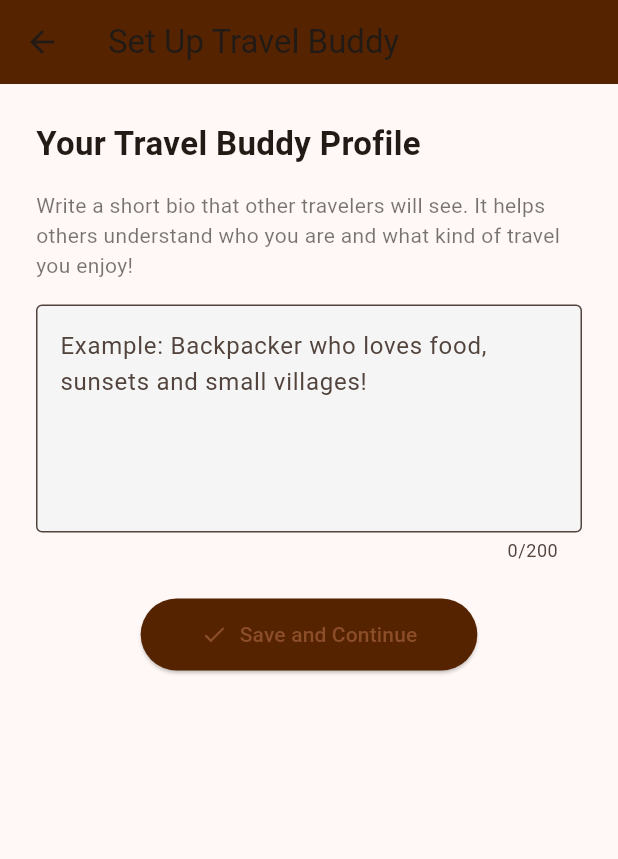
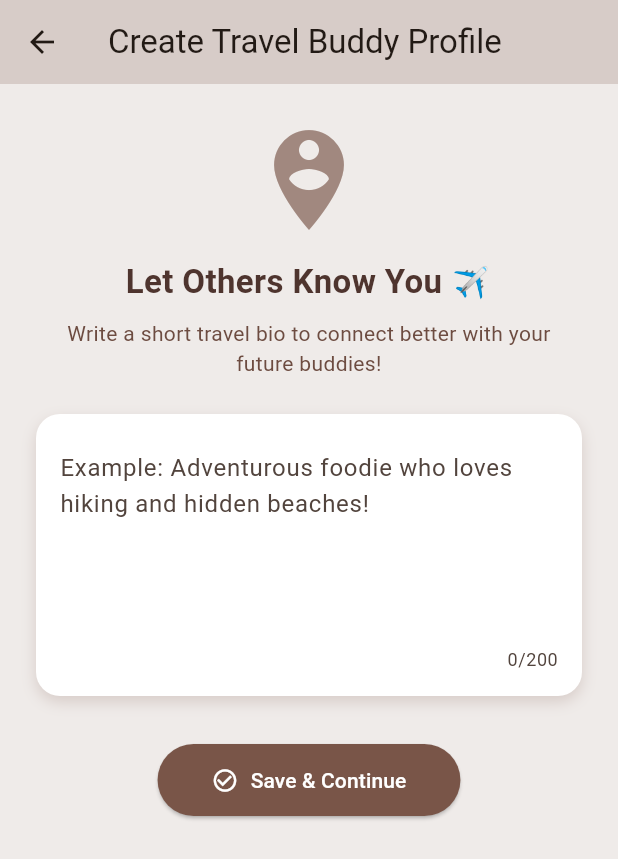
Before and after one commit to nrathirazmn/WanderWiseMobileApp, a Flutter app: the TravelBuddySetupScreen screen opened by its route, on a phone screen of 412 x 824 dp. Shown: the top 859 px of the screen. Run offline on Flutter 3.47's test engine with Material 3 defaults, Android fonts, the light colour scheme and no system bars; our stand-ins replace cloud_firestore, firebase_auth, firebase_core, firebase_storage, image_picker, lottie and 2 more; accounts and stored records are empty.

Commit message:
FINAL UI COMITTING

```diff
--- a/lib/main.dart
+++ b/lib/main.dart
@@ -27,6 +27,7 @@ import 'screens/reports_screen.dart';
 import 'screens/user_guide_screen.dart';
 import 'screens/create_post_screen.dart';
 import 'screens/post_details_screen.dart';
+import 'screens/edit_travel_buddy_screen.dart';
 
 void main() async {
   WidgetsFlutterBinding.ensureInitialized();
--- a/lib/screens/travel_buddy_setup_screen.dart
+++ b/lib/screens/travel_buddy_setup_screen.dart
@@ -13,7 +13,6 @@ class _TravelBuddySetupScreenState extends State<TravelBuddySetupScreen> {
 
   Future<void> _saveBuddyProfile() async {
     setState(() => isSaving = true);
-
     final uid = FirebaseAuth.instance.currentUser?.uid;
     if (uid == null) return;
 
@@ -30,43 +29,69 @@ class _TravelBuddySetupScreenState extends State<TravelBuddySetupScreen> {
   @override
   Widget build(BuildContext context) {
     return Scaffold(
+      backgroundColor: Colors.brown[50],
       appBar: AppBar(
-        title: Text('Set Up Travel Buddy'),
-        backgroundColor: const Color.fromARGB(255, 86, 35, 1),
+        elevation: 0,
+        backgroundColor: Colors.brown.shade100,
+        title: Text('Create Travel Buddy Profile'),
       ),
-      body: Padding(
-        padding: const EdgeInsets.all(24.0),
+      body: SingleChildScrollView(
+        padding: const EdgeInsets.all(24),
         child: Column(
           crossAxisAlignment: CrossAxisAlignment.start,
           children: [
-            Text('Your Travel Buddy Profile',
-                style: TextStyle(fontSize: 22, fontWeight: FontWeight.bold)),
-            SizedBox(height: 16),
-            Text(
-              'Write a short bio that other travelers will see. It helps others understand who you are and what kind of travel you enjoy!',
-              style: TextStyle(fontSize: 14, color: Colors.black54),
+            Center(
+              child: Icon(Icons.person_pin_circle, size: 80, color: Colors.brown[300]),
             ),
-            SizedBox(height: 16),
-            TextField(
-              controller: bioController,
-              maxLines: 5,
-              maxLength: 200,
-              decoration: InputDecoration(
-                hintText: 'Example: Backpacker who loves food, sunsets and small villages!',
-                filled: true,
-                fillColor: Colors.grey[100],
-                border: OutlineInputBorder(),
+            SizedBox(height: 12),
+            Center(
+              child: Text(
+                'Let Others Know You ✈️',
+                style: TextStyle(fontSize: 22, fontWeight: FontWeight.bold, color: Colors.brown[800]),
+              ),
+            ),
+            SizedBox(height: 8),
+            Center(
+              child: Text(
+                'Write a short travel bio to connect better with your future buddies!',
+                style: TextStyle(fontSize: 14, color: Colors.brown[600]),
+                textAlign: TextAlign.center,
               ),
             ),
             SizedBox(height: 24),
+            Container(
+              padding: const EdgeInsets.all(16),
+              decoration: BoxDecoration(
+                color: Colors.white,
+                borderRadius: BorderRadius.circular(16),
+                boxShadow: [
+                  BoxShadow(
+                    color: Colors.brown.shade100,
+                    blurRadius: 8,
+                    offset: Offset(0, 4),
+                  ),
+                ],
+              ),
+              child: TextField(
+                controller: bioController,
+                maxLines: 5,
+                maxLength: 200,
+                decoration: InputDecoration(
+                  border: InputBorder.none,
+                  hintText: 'Example: Adventurous foodie who loves hiking and hidden beaches!',
+                ),
+              ),
+            ),
+            SizedBox(height: 32),
             Center(
               child: ElevatedButton.icon(
-                icon: Icon(Icons.check),
-                label: Text('Save and Continue'),
+                icon: Icon(Icons.check_circle_outline, color: Colors.white,),
+                label: Text('Save & Continue', style: TextStyle(color: Colors.white),),
                 onPressed: isSaving ? null : _saveBuddyProfile,
                 style: ElevatedButton.styleFrom(
-                  backgroundColor: const Color.fromARGB(255, 86, 35, 1),
-                  padding: EdgeInsets.symmetric(horizontal: 40, vertical: 14),
+                  backgroundColor: Colors.brown,
+                  shape: RoundedRectangleBorder(borderRadius: BorderRadius.circular(30)),
+                  padding: EdgeInsets.symmetric(horizontal: 36, vertical: 14),
                 ),
               ),
             ),
```
Also changed, not shown: lib/screens/daily_itinerary_screen.dart (+45 -41 lines), lib/screens/edit_travel_buddy_screen.dart (added, +134 -0 lines), lib/screens/register_screen.dart (+43 -24 lines), lib/screens/swipe_buddy_screen.dart (+90 -0 lines).
